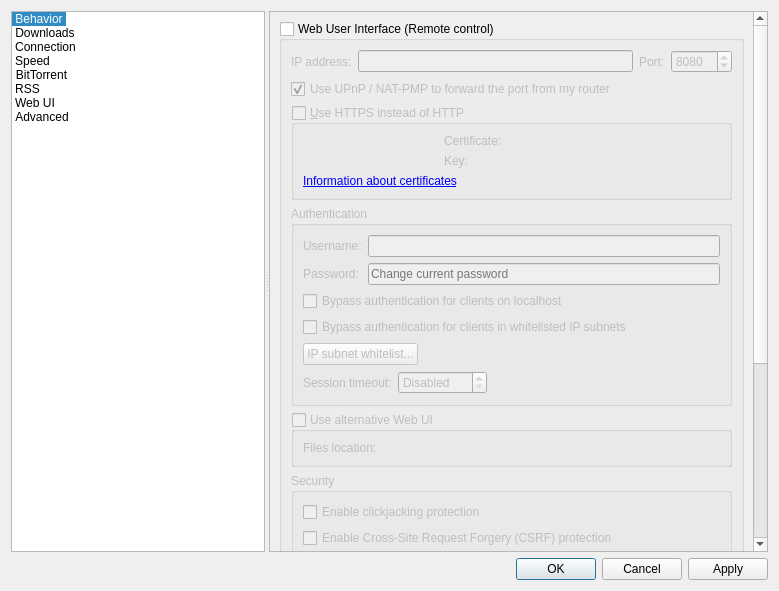
Before: the Qt Designer form src/gui/optionsdialog.ui in SysAdminDoc/qBittorrent-Vanced, drawn with Qt 5.
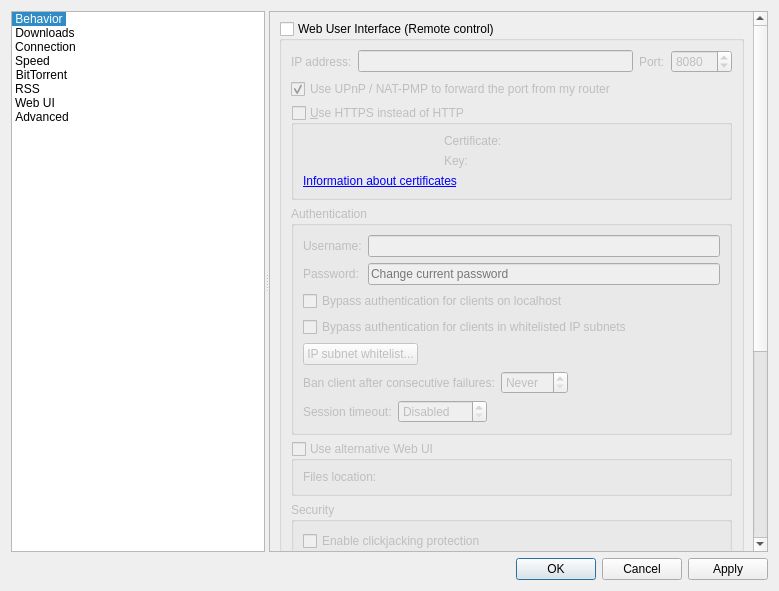
After: the same form once the commit is applied. The open tabs and pages were chosen to show the change. Custom widgets are drawn as their Qt base class.

Commit message: Expose WebUI ban counter to users

```diff
--- a/src/gui/optionsdialog.ui
+++ b/src/gui/optionsdialog.ui
@@ -2986,6 +2986,40 @@
                     </property>
                    </widget>
                   </item>
+                  <item>
+                   <layout class="QHBoxLayout" name="horizontalLayout_19">
+                    <item>
+                     <widget class="QLabel" name="lblBanCounter">
+                      <property name="text">
+                       <string>Ban client after consecutive failures:</string>
+                      </property>
+                     </widget>
+                    </item>
+                    <item>
+                     <widget class="QSpinBox" name="spinBanCounter">
+                      <property name="specialValueText">
+                       <string>Never</string>
+                      </property>
+                      <property name="maximum">
+                       <number>2147483647</number>
+                      </property>
+                     </widget>
+                    </item>
+                    <item>
+                     <spacer name="horizontalSpacer_15">
+                      <property name="orientation">
+                       <enum>Qt::Horizontal</enum>
+                      </property>
+                      <property name="sizeHint" stdset="0">
+                       <size>
+                        <width>40</width>
+                        <height>20</height>
+                       </size>
+                      </property>
+                     </spacer>
+                    </item>
+                   </layout>
+                  </item>
                   <item>
                    <layout class="QHBoxLayout" name="horizontalLayout_13">
                     <item>
```
The commit also changes 7 other files.
